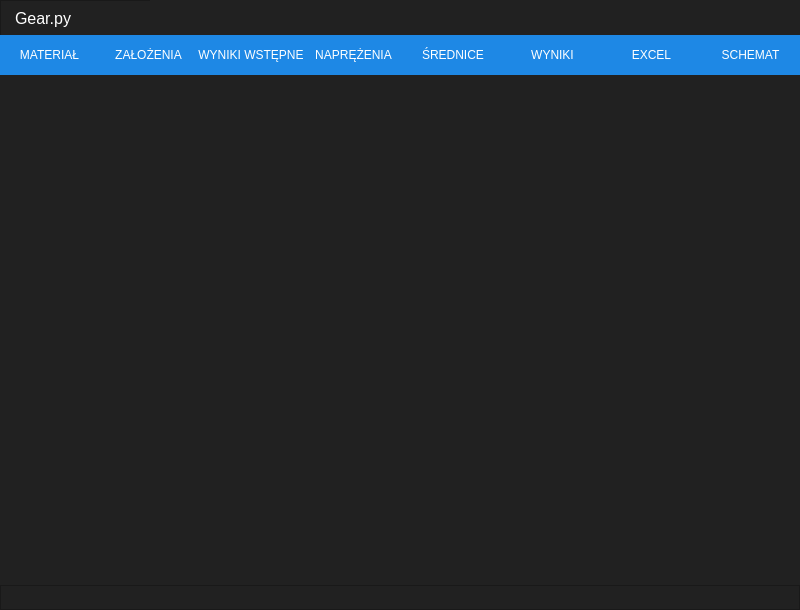
Qt form Code/Gear_v2 (1).ui (d-szuffy/MS_Praca_inz) before a commit.
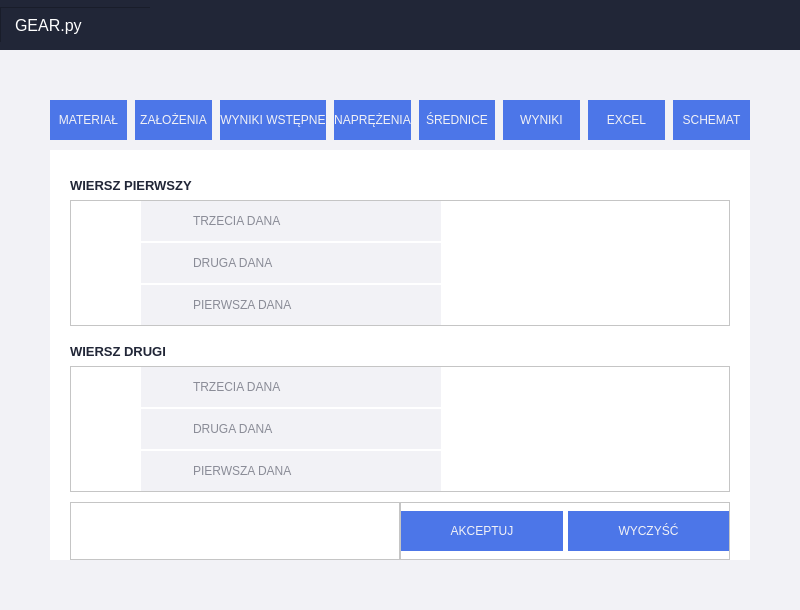
The same form after that commit. The open tabs and pages were chosen to show the change. Icons and pictures are not drawn.

What changed in the file:
```diff
--- a/Code/Gear_v2 (1).ui
+++ b/Code/Gear_v2 (1).ui
@@ -34,21 +34,21 @@
      <number>0</number>
     </property>
     <item>
-     <widget class="QFrame" name="frame">
+     <widget class="QFrame" name="top_header">
       <property name="minimumSize">
        <size>
         <width>0</width>
-        <height>35</height>
+        <height>50</height>
        </size>
       </property>
       <property name="maximumSize">
        <size>
         <width>16777215</width>
-        <height>35</height>
+        <height>50</height>
        </size>
       </property>
       <property name="styleSheet">
-       <string notr="true">background-color: rgb(33, 33, 33);</string>
+       <string notr="true">background-color: rgb(33, 38, 55);</string>
       </property>
       <property name="frameShape">
        <enum>QFrame::NoFrame</enum>
@@ -92,7 +92,7 @@
          <property name="frameShadow">
           <enum>QFrame::Raised</enum>
          </property>
-         <widget class="QLabel" name="label">
+         <widget class="QLabel" name="label_name">
           <property name="geometry">
            <rect>
             <x>1</x>
@@ -118,7 +118,7 @@
 padding-left: 10px;</string>
           </property>
           <property name="text">
-           <string>Gear.py</string>
+           <string>GEAR.py</string>
           </property>
          </widget>
         </widget>
@@ -134,7 +134,7 @@
          <property name="maximumSize">
           <size>
            <width>16777215</width>
-           <height>35</height>
+           <height>50</height>
           </size>
          </property>
          <property name="frameShape">
@@ -161,7 +161,7 @@
          </property>
          <property name="styleSheet">
           <string notr="true">QPushButton{
-background-color: rgb(33, 33, 33);
+	background-color: rgb(33, 38, 55);
 border: none;
 }
 
@@ -270,9 +270,9 @@
      </widget>
     </item>
     <item>
-     <widget class="QFrame" name="frame_2">
+     <widget class="QFrame" name="main_body">
       <property name="styleSheet">
-       <string notr="true">background-color: rgb(33, 33, 33);</string>
+       <string notr="true">background-color: rgb(242, 242, 246);</string>
       </property>
       <property name="frameShape">
        <enum>QFrame::NoFrame</enum>
@@ -282,22 +282,22 @@
       </property>
       <layout class="QVBoxLayout" name="verticalLayout_2">
        <property name="spacing">
-        <number>0</number>
+        <number>10</number>
        </property>
        <property name="leftMargin">
-        <number>0</number>
+        <number>50</number>
        </property>
        <property name="topMargin">
-        <number>0</number>
+        <number>50</number>
        </property>
        <property name="rightMargin">
-        <number>0</number>
+        <number>50</number>
        </property>
        <property name="bottomMargin">
-        <number>0</number>
+        <number>50</number>
        </property>
        <item>
-        <widget class="QFrame" name="frame_4">
+        <widget class="QFrame" name="buttons_frame">
          <property name="minimumSize">
           <size>
            <width>0</width>
@@ -312,11 +312,11 @@
          </property>
          <property name="styleSheet">
           <string notr="true">QFrame{
-background-color: rgb(30, 136, 229);
+background-color: rgb(242, 242, 246);
 }
 QPushButton{
-color: rgb(255, 255, 255);
-background-color: rgb(30, 136, 229);
+color: rgb(242, 242, 246);
+background-color: rgb(76, 118, 232);
 border: none;
 height: 40;
 }
@@ -325,8 +325,8 @@
 }
 
 QPushButton:checked{
-background-color: rgb(24, 112, 189);
-border-bottom: 1px solid rgb(255, 255, 255);
+background-color: rgb(51, 82, 148);
+border-bottom: 3px solid rgb(33, 38, 55);
 }</string>
          </property>
          <property name="frameShape">
@@ -337,7 +337,7 @@
          </property>
          <layout class="QHBoxLayout" name="horizontalLayout">
           <property name="spacing">
-           <number>0</number>
+           <number>8</number>
           </property>
           <property name="leftMargin">
            <number>0</number>
@@ -352,7 +352,7 @@
            <number>0</number>
           </property>
           <item>
-           <widget class="QPushButton" name="pushButton">
+           <widget class="QPushButton" name="materials_btn">
             <property name="font">
              <font>
               <family>Segoe UI</family>
@@ -373,7 +373,7 @@
            </widget>
           </item>
           <item>
-           <widget class="QPushButton" name="pushButton_2">
+           <widget class="QPushButton" name="input_btn">
             <property name="font">
              <font>
               <family>Segoe UI</family>
@@ -480,7 +480,7 @@
           </size>
          </property>
          <property name="styleSheet">
-          <string notr="true">background-color: rgb(33, 33, 33);</string>
+          <string notr="true">background-color: rgb(255, 255, 255);</string>
          </property>
          <property name="currentIndex">
           <number>7</number>
@@ -488,20 +488,444 @@
          <widget class="QWidget" name="materialy_page">
           <layout class="QVBoxLayout" name="verticalLayout_3">
            <property name="spacing">
-            <number>0</number>
+            <number>10</number>
            </property>
            <property name="leftMargin">
-            <number>0</number>
+            <number>20</number>
            </property>
            <property name="topMargin">
-            <number>0</number>
+            <number>20</number>
            </property>
            <property name="rightMargin">
-            <number>0</number>
+            <number>20</number>
            </property>
            <property name="bottomMargin">
             <number>0</number>
            </property>
+           <item>
+            <widget class="QFrame" name="row_frame_1">
+             <property name="styleSheet">
+              <string notr="true">QLabel{
+color: rgb(33, 38, 55);
+}
+QLineEdit{
+background-color: rgb(242, 242, 246);
+border: none;
+padding-left: 50px;
+color: rgb(33, 38, 55);
+}</string>
+             </property>
+             <property name="frameShape">
+              <enum>QFrame::NoFrame</enum>
+             </property>
+             <property name="frameShadow">
+              <enum>QFrame::Raised</enum>
+             </property>
+             <layout class="QVBoxLayout" name="verticalLayout_4">
+              <property name="spacing">
+               <number>0</number>
+              </property>
+              <property name="leftMargin">
+               <number>0</number>
+              </property>
+              <property name="topMargin">
+               <number>0</number>
+              </property>
+              <property name="rightMargin">
+               <number>0</number>
+              </property>
+              <property name="bottomMargin">
+               <number>0</number>
+              </property>
+              <item alignment="Qt::AlignLeft">
+               <widget class="QLabel" name="label">
+                <property name="minimumSize">
+                 <size>
+                  <width>0</width>
+                  <height>30</height>
+                 </size>
+                </property>
+                <property name="maximumSize">
+                 <size>
+                  <width>16777215</width>
+                  <height>30</height>
+                 </size>
+                </property>
+                <property name="font">
+                 <font>
+                  <family>Segoe UI Symbol</family>
+                  <pointsize>10</pointsize>
+                  <weight>75</weight>
+                  <bold>true</bold>
+                 </font>
+                </property>
+                <property name="text">
+                 <string>WIERSZ PIERWSZY</string>
+                </property>
+                <property name="textFormat">
+                 <enum>Qt::PlainText</enum>
+                </property>
+               </widget>
+              </item>
+              <item>
+               <widget class="QFrame" name="frame_4">
+                <property name="frameShape">
+                 <enum>QFrame::StyledPanel</enum>
+                </property>
+                <property name="frameShadow">
+                 <enum>QFrame::Raised</enum>
+                </property>
+                <layout class="QVBoxLayout" name="verticalLayout_5">
+                 <property name="spacing">
+                  <number>2</number>
+                 </property>
+                 <property name="leftMargin">
+                  <number>70</number>
+                 </property>
+                 <property name="topMargin">
+                  <number>0</number>
+                 </property>
+                 <property name="rightMargin">
+                  <number>0</number>
+                 </property>
+                 <property name="bottomMargin">
+                  <number>0</number>
+                 </property>
+                 <item>
+                  <widget class="QLineEdit" name="lineEdit_3">
+                   <property name="minimumSize">
+                    <size>
+                     <width>0</width>
+                     <height>40</height>
+                    </size>
+                   </property>
+                   <property name="maximumSize">
+                    <size>
+                     <width>300</width>
+                     <height>16777215</height>
+                    </size>
+                   </property>
+                   <property name="dragEnabled">
+                    <bool>false</bool>
+                   </property>
+                   <property name="placeholderText">
+                    <string>TRZECIA DANA</string>
+                   </property>
+                   <property name="clearButtonEnabled">
+                    <bool>true</bool>
+                   </property>
+                  </widget>
+                 </item>
+                 <item>
+                  <widget class="QLineEdit" name="lineEdit_2">
+                   <property name="minimumSize">
+                    <size>
+                     <width>0</width>
+                     <height>40</height>
+                    </size>
+                   </property>
+                   <property name="maximumSize">
+                    <size>
+                     <width>300</width>
+                     <height>16777215</height>
+                    </size>
+                   </property>
+                   <property name="placeholderText">
+                    <string>DRUGA DANA</string>
+                   </property>
+                   <property name="clearButtonEnabled">
+                    <bool>true</bool>
+                   </property>
+                  </widget>
+                 </item>
+                 <item>
+                  <widget class="QLineEdit" name="lineEdit">
+                   <property name="minimumSize">
+                    <size>
+                     <width>0</width>
+                     <height>40</height>
+                    </size>
+                   </property>
+                   <property name="maximumSize">
+                    <size>
+                     <width>300</width>
+                     <height>16777215</height>
+                    </size>
+                   </property>
+                   <property name="placeholderText">
+                    <string>PIERWSZA DANA</string>
+                   </property>
+                   <property name="clearButtonEnabled">
+                    <bool>true</bool>
+                   </property>
+                  </widget>
+                 </item>
+                </layout>
+               </widget>
+              </item>
+             </layout>
+            </widget>
+           </item>
+           <item>
+            <widget class="QFrame" name="row_frame_2">
+             <property name="styleSheet">
+              <string notr="true">QLabel{
+color: rgb(33, 38, 55);
+}
+QLineEdit{
+background-color: rgb(242, 242, 246);
+border: none;
+padding-left: 50px;
+color: rgb(33, 38, 55);
+}</string>
+             </property>
+             <property name="frameShape">
+              <enum>QFrame::NoFrame</enum>
+             </property>
+             <property name="frameShadow">
+              <enum>QFrame::Raised</enum>
+             </property>
+             <layout class="QVBoxLayout" name="verticalLayout_7">
+              <property name="spacing">
+               <number>0</number>
+              </property>
+              <property name="leftMargin">
+               <number>0</number>
+              </property>
+              <property name="topMargin">
+               <number>0</number>
+              </property>
+              <property name="rightMargin">
+               <number>0</number>
+              </property>
+              <property name="bottomMargin">
+               <number>0</number>
+              </property>
+              <item alignment="Qt::AlignLeft">
+               <widget class="QLabel" name="label_2">
+                <property name="minimumSize">
+                 <size>
+                  <width>0</width>
+                  <height>30</height>
+                 </size>
+                </property>
+                <property name="maximumSize">
+                 <size>
+                  <width>250</width>
+                  <height>30</height>
+                 </size>
+                </property>
+                <property name="font">
+                 <font>
+                  <family>Segoe UI Symbol</family>
+                  <pointsize>10</pointsize>
+                  <weight>75</weight>
+                  <bold>true</bold>
+                 </font>
+                </property>
+                <property name="text">
+                 <string>WIERSZ DRUGI</string>
+                </property>
+                <property name="textFormat">
+                 <enum>Qt::PlainText</enum>
+                </property>
+               </widget>
+              </item>
+              <item>
+               <widget class="QFrame" name="frame_5">
+                <property name="frameShape">
+                 <enum>QFrame::StyledPanel</enum>
+                </property>
+                <property name="frameShadow">
+                 <enum>QFrame::Raised</enum>
+                </property>
+                <layout class="QVBoxLayout" name="verticalLayout_6">
+                 <property name="spacing">
+                  <number>2</number>
+                 </property>
+                 <property name="leftMargin">
+                  <number>70</number>
+                 </property>
+                 <property name="topMargin">
+                  <number>0</number>
+                 </property>
+                 <property name="rightMargin">
+                  <number>0</number>
+                 </property>
+                 <property name="bottomMargin">
+                  <number>0</number>
+                 </property>
+                 <item>
+                  <widget class="QLineEdit" name="lineEdit_4">
+                   <property name="minimumSize">
+                    <size>
+                     <width>0</width>
+                     <height>40</height>
+                    </size>
+                   </property>
+                   <property name="maximumSize">
+                    <size>
+                     <width>300</width>
+                     <height>16777215</height>
+                    </size>
+                   </property>
+                   <property name="dragEnabled">
+                    <bool>false</bool>
+                   </property>
+                   <property name="placeholderText">
+                    <string>TRZECIA DANA</string>
+                   </property>
+                   <property name="clearButtonEnabled">
+                    <bool>true</bool>
+                   </property>
+                  </widget>
+                 </item>
+                 <item>
+                  <widget class="QLineEdit" name="lineEdit_5">
+                   <property name="minimumSize">
+                    <size>
+                     <width>0</width>
+                     <height>40</height>
+                    </size>
+                   </property>
+                   <property name="maximumSize">
+                    <size>
+                     <width>300</width>
+                     <height>16777215</height>
+                    </size>
+                   </property>
+                   <property name="placeholderText">
+                    <string>DRUGA DANA</string>
+                   </property>
+                   <property name="clearButtonEnabled">
+                    <bool>true</bool>
+                   </property>
+                  </widget>
+                 </item>
+                 <item>
+                  <widget class="QLineEdit" name="lineEdit_6">
+                   <property name="minimumSize">
+                    <size>
+                     <width>0</width>
+                     <height>40</height>
+                    </size>
+                   </property>
+                   <property name="maximumSize">
+                    <size>
+                     <width>300</width>
+                     <height>16777215</height>
+                    </size>
+                   </property>
+                   <property name="placeholderText">
+                    <string>PIERWSZA DANA</string>
+                   </property>
+                   <property name="clearButtonEnabled">
+                    <bool>true</bool>
+                   </property>
+                  </widget>
+                 </item>
+                </layout>
+               </widget>
+              </item>
+             </layout>
+            </widget>
+           </item>
+           <item>
+            <widget class="QFrame" name="frame_3">
+             <property name="frameShape">
+              <enum>QFrame::NoFrame</enum>
+             </property>
+             <property name="frameShadow">
+              <enum>QFrame::Raised</enum>
+             </property>
+             <layout class="QHBoxLayout" name="horizontalLayout_4">
+              <property name="spacing">
+               <number>0</number>
+              </property>
+              <property name="leftMargin">
+               <number>0</number>
+              </property>
+              <property name="topMargin">
+               <number>0</number>
+              </property>
+              <property name="rightMargin">
+               <number>0</number>
+              </property>
+              <property name="bottomMargin">
+               <number>0</number>
+              </property>
+              <item>
+               <widget class="QFrame" name="frame">
+                <property name="frameShape">
+                 <enum>QFrame::StyledPanel</enum>
+                </property>
+                <property name="frameShadow">
+                 <enum>QFrame::Raised</enum>
+                </property>
+               </widget>
+              </item>
+              <item>
+               <widget class="QFrame" name="frame_2">
+                <property name="styleSheet">
+                 <string notr="true">QPushButton{
+color: rgb(242, 242, 246);
+background-color: rgb(76, 118, 232);
+border: none;
+height: 40;
+}
+QPushButton:hover{
+background-color: rgb(51, 82, 148);
+}
+</string>
+                </property>
+                <property name="frameShape">
+                 <enum>QFrame::StyledPanel</enum>
+                </property>
+                <property name="frameShadow">
+                 <enum>QFrame::Raised</enum>
+                </property>
+                <layout class="QHBoxLayout" name="horizontalLayout_5">
+                 <property name="spacing">
+                  <number>5</number>
+                 </property>
+                 <property name="leftMargin">
+                  <number>0</number>
+                 </property>
+                 <property name="topMargin">
+                  <number>0</number>
+                 </property>
+                 <property name="rightMargin">
+                  <number>0</number>
+                 </property>
+                 <property name="bottomMargin">
+                  <number>0</number>
+                 </property>
+                 <item>
+                  <widget class="QPushButton" name="pushButton">
+                   <property name="text">
+                    <string>AKCEPTUJ</string>
+                   </property>
+                   <property name="checkable">
+                    <bool>false</bool>
+                   </property>
+                   <property name="flat">
+                    <bool>false</bool>
+                   </property>
+                  </widget>
+                 </item>
+                 <item>
+                  <widget class="QPushButton" name="pushButton_2">
+                   <property name="text">
+                    <string>WYCZYŚĆ</string>
+                   </property>
+                  </widget>
+                 </item>
+                </layout>
+               </widget>
+              </item>
+             </layout>
+            </widget>
+           </item>
           </layout>
          </widget>
          <widget class="QWidget" name="zalozenia_page"/>
@@ -513,31 +937,6 @@
          <widget class="QWidget" name="schemat_page"/>
         </widget>
        </item>
-       <item>
-        <widget class="QFrame" name="frame_3">
-         <property name="minimumSize">
-          <size>
-           <width>0</width>
-           <height>25</height>
-          </size>
-         </property>
-         <property name="maximumSize">
-          <size>
-           <width>16777215</width>
-           <height>25</height>
-          </size>
-         </property>
-         <property name="styleSheet">
-          <string notr="true">background-color: rgb(33, 33, 33);</string>
-         </property>
-         <property name="frameShape">
-          <enum>QFrame::StyledPanel</enum>
-         </property>
-         <property name="frameShadow">
-          <enum>QFrame::Raised</enum>
-         </property>
-        </widget>
-       </item>
       </layout>
      </widget>
     </item>
```
Left out of the diff: 22 changed lines with no effect on the pictures.
